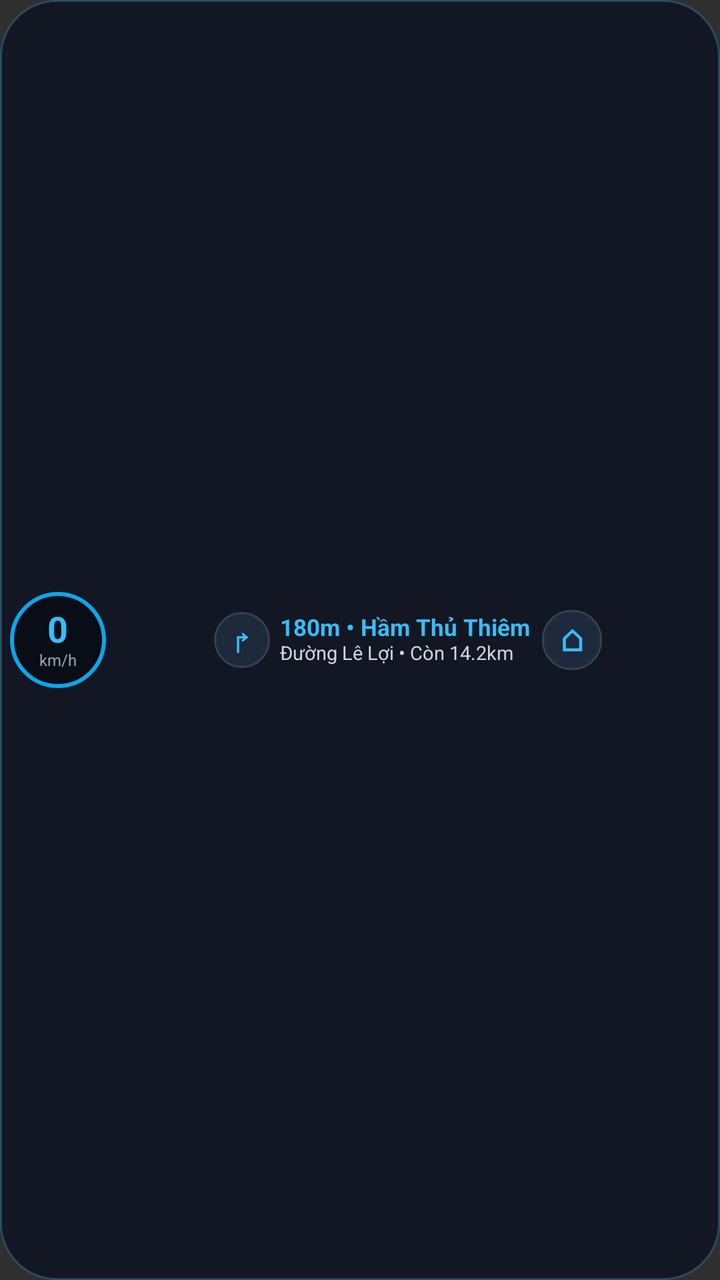
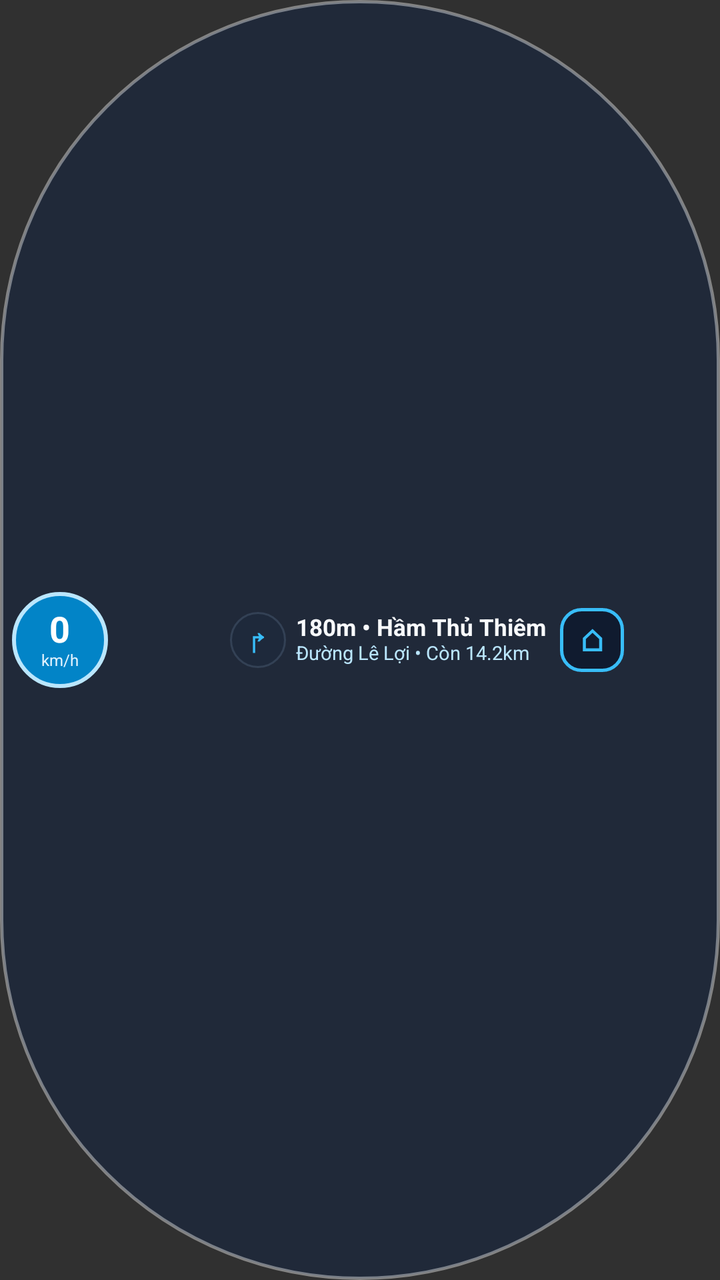

Compare the two renders of this Android layout. The source of the first and the diff that turns it into the second are given below.
<!-- AndroidManifest.xml: application theme Theme.AppCompat.NoActionBar -->
<!-- res/layout/layout_floating_bubble.xml -->
<?xml version="1.0" encoding="utf-8"?>
<LinearLayout xmlns:android="http://schemas.android.com/apk/res/android"
    android:id="@+id/rootBubbleContainer"
    android:layout_width="wrap_content"
    android:layout_height="wrap_content"
    android:background="@drawable/bg_bubble_pill"
    android:gravity="center_vertical"
    android:orientation="horizontal"
    android:paddingStart="5dp"
    android:paddingTop="5dp"
    android:paddingEnd="7dp"
    android:paddingBottom="5dp">

    
    <LinearLayout
        android:id="@+id/speedCircleContainer"
        android:layout_width="48dp"
        android:layout_height="48dp"
        android:background="@drawable/bg_speedometer_normal"
        android:gravity="center"
        android:orientation="vertical">

        <TextView
            android:id="@+id/tvCurrentSpeed"
            android:layout_width="wrap_content"
            android:layout_height="wrap_content"
            android:includeFontPadding="false"
            android:text="0"
            android:textColor="#38BDF8"
            android:textSize="18sp"
            android:textStyle="bold" />

        <TextView
            android:id="@+id/tvSpeedUnit"
            android:layout_width="wrap_content"
            android:layout_height="wrap_content"
            android:includeFontPadding="false"
            android:text="km/h"
            android:textColor="#94A3B8"
            android:textSize="8sp" />
    </LinearLayout>

    
    <FrameLayout
        android:id="@+id/signCircleContainer"
        android:layout_width="44dp"
        android:layout_height="44dp"
        android:layout_marginStart="4dp">

        <ImageView
            android:id="@+id/ivSpeedLimitSign"
            android:layout_width="44dp"
            android:layout_height="44dp"
            android:layout_gravity="center"
            android:contentDescription="Biển báo tốc độ giới hạn"
            android:scaleType="fitCenter" />
    </FrameLayout>

    
    <LinearLayout
        android:id="@+id/alertExpandPanel"
        android:layout_width="wrap_content"
        android:layout_height="wrap_content"
        android:layout_marginStart="6dp"
        android:gravity="center_vertical"
        android:orientation="horizontal"
        android:paddingEnd="4dp"
        android:visibility="visible">

        <ImageView
            android:id="@+id/ivUpcomingAlertIcon"
            android:layout_width="30dp"
            android:layout_height="30dp"
            android:layout_marginEnd="4dp"
            android:contentDescription="Biển báo phía trước"
            android:scaleType="fitCenter"
            android:visibility="gone" />

        <TextView
            android:id="@+id/tvBubbleManeuverBadge"
            android:layout_width="28dp"
            android:layout_height="28dp"
            android:layout_marginEnd="5dp"
            android:background="@drawable/bg_dashboard_card"
            android:gravity="center"
            android:includeFontPadding="false"
            android:text="↱"
            android:textColor="#38BDF8"
            android:textSize="16sp"
            android:textStyle="bold" />

        <LinearLayout
            android:id="@+id/alertTextContainer"
            android:layout_width="wrap_content"
            android:layout_height="wrap_content"
            android:orientation="vertical">

            <TextView
                android:id="@+id/tvUpcomingAlertDistance"
                android:layout_width="wrap_content"
                android:layout_height="wrap_content"
                android:ellipsize="end"
                android:includeFontPadding="false"
                android:maxWidth="165dp"
                android:maxLines="1"
                android:text="180m • Hầm Thủ Thiêm"
                android:textColor="#38BDF8"
                android:textSize="11.5sp"
                android:textStyle="bold" />

            <TextView
                android:id="@+id/tvUpcomingAlertName"
                android:layout_width="wrap_content"
                android:layout_height="wrap_content"
                android:ellipsize="end"
                android:includeFontPadding="false"
                android:maxWidth="165dp"
                android:maxLines="1"
                android:text="Đường Lê Lợi • Còn 14.2km"
                android:textColor="#CBD5E1"
                android:textSize="9.5sp" />
        </LinearLayout>

        <TextView
            android:id="@+id/btnBubbleBackHome"
            android:layout_width="30dp"
            android:layout_height="30dp"
            android:layout_marginStart="6dp"
            android:background="@drawable/bg_dashboard_card"
            android:gravity="center"
            android:text="⌂"
            android:textColor="#38BDF8"
            android:textSize="15sp"
            android:textStyle="bold" />
    </LinearLayout>

</LinearLayout>
<!-- resources referenced by this layout -->
<resources>
  <!-- drawable bg_bubble_pill (drawable) -->
  <?xml version="1.0" encoding="utf-8"?>
  <shape xmlns:android="http://schemas.android.com/apk/res/android"
      android:shape="rectangle">
      
      <solid android:color="#C80B1120" />
      <corners android:radius="28dp" />
      <stroke
          android:width="1dp"
          android:color="#4038BDF8" />
  </shape>
  <!-- drawable bg_dashboard_card (drawable) -->
  <?xml version="1.0" encoding="utf-8"?>
  <shape xmlns:android="http://schemas.android.com/apk/res/android"
      android:shape="rectangle">
      <solid android:color="#FF1E293B" />
      <corners android:radius="14dp" />
      <stroke
          android:width="1dp"
          android:color="#FF334155" />
  </shape>
  <!-- drawable bg_speedometer_normal (drawable) -->
  <?xml version="1.0" encoding="utf-8"?>
  <shape xmlns:android="http://schemas.android.com/apk/res/android"
      android:shape="oval">
      <solid android:color="#EE090D16" />
      <stroke
          android:width="2dp"
          android:color="#FF0EA5E9" />
  </shape>
</resources>

<!-- the commit's change to res/layout/layout_floating_bubble.xml (unified diff, before → after) -->
@@ -3,12 +3,12 @@
     android:id="@+id/rootBubbleContainer"
     android:layout_width="wrap_content"
     android:layout_height="wrap_content"
-    android:background="@drawable/bg_bubble_pill"
+    android:background="@drawable/bg_zestech_traffic_pill"
     android:gravity="center_vertical"
     android:orientation="horizontal"
-    android:paddingStart="5dp"
+    android:paddingStart="6dp"
     android:paddingTop="5dp"
-    android:paddingEnd="7dp"
+    android:paddingEnd="8dp"
     android:paddingBottom="5dp">
 
     
@@ -16,7 +16,7 @@
         android:id="@+id/speedCircleContainer"
         android:layout_width="48dp"
         android:layout_height="48dp"
-        android:background="@drawable/bg_speedometer_normal"
+        android:background="@drawable/bg_zestech_mic_circle"
         android:gravity="center"
         android:orientation="vertical">
 
@@ -26,7 +26,7 @@
             android:layout_height="wrap_content"
             android:includeFontPadding="false"
             android:text="0"
-            android:textColor="#38BDF8"
+            android:textColor="#FFFFFF"
             android:textSize="18sp"
             android:textStyle="bold" />
 
@@ -36,21 +36,21 @@
             android:layout_height="wrap_content"
             android:includeFontPadding="false"
             android:text="km/h"
-            android:textColor="#94A3B8"
+            android:textColor="#E0F2FE"
             android:textSize="8sp" />
     </LinearLayout>
 
     
     <FrameLayout
         android:id="@+id/signCircleContainer"
-        android:layout_width="44dp"
-        android:layout_height="44dp"
-        android:layout_marginStart="4dp">
+        android:layout_width="50dp"
+        android:layout_height="50dp"
+        android:layout_marginStart="5dp">
 
         <ImageView
             android:id="@+id/ivSpeedLimitSign"
-            android:layout_width="44dp"
-            android:layout_height="44dp"
+            android:layout_width="50dp"
+            android:layout_height="50dp"
             android:layout_gravity="center"
             android:contentDescription="Biển báo tốc độ giới hạn"
             android:scaleType="fitCenter" />
@@ -69,9 +69,9 @@
 
         <ImageView
             android:id="@+id/ivUpcomingAlertIcon"
-            android:layout_width="30dp"
-            android:layout_height="30dp"
-            android:layout_marginEnd="4dp"
+            android:layout_width="34dp"
+            android:layout_height="34dp"
+            android:layout_marginEnd="5dp"
             android:contentDescription="Biển báo phía trước"
             android:scaleType="fitCenter"
             android:visibility="gone" />
@@ -101,10 +101,10 @@
                 android:layout_height="wrap_content"
                 android:ellipsize="end"
                 android:includeFontPadding="false"
-                android:maxWidth="165dp"
+                android:maxWidth="175dp"
                 android:maxLines="1"
                 android:text="180m • Hầm Thủ Thiêm"
-                android:textColor="#38BDF8"
+                android:textColor="#F8FAFC"
                 android:textSize="11.5sp"
                 android:textStyle="bold" />
 
@@ -114,19 +114,19 @@
                 android:layout_height="wrap_content"
                 android:ellipsize="end"
                 android:includeFontPadding="false"
-                android:maxWidth="165dp"
+                android:maxWidth="175dp"
                 android:maxLines="1"
                 android:text="Đường Lê Lợi • Còn 14.2km"
-                android:textColor="#CBD5E1"
+                android:textColor="#BAE6FD"
                 android:textSize="9.5sp" />
         </LinearLayout>
 
         <TextView
             android:id="@+id/btnBubbleBackHome"
-            android:layout_width="30dp"
-            android:layout_height="30dp"
-            android:layout_marginStart="6dp"
-            android:background="@drawable/bg_dashboard_card"
+            android:layout_width="32dp"
+            android:layout_height="32dp"
+            android:layout_marginStart="7dp"
+            android:background="@drawable/bg_zestech_voice_btn"
             android:gravity="center"
             android:text="⌂"
             android:textColor="#38BDF8"
<!-- resource entries referenced after the edit -->
@@ -1,16 +1,5 @@
 <!-- resources referenced by this layout -->
 <resources>
-  <!-- drawable bg_bubble_pill (drawable) -->
-  <?xml version="1.0" encoding="utf-8"?>
-  <shape xmlns:android="http://schemas.android.com/apk/res/android"
-      android:shape="rectangle">
-      
-      <solid android:color="#C80B1120" />
-      <corners android:radius="28dp" />
-      <stroke
-          android:width="1dp"
-          android:color="#4038BDF8" />
-  </shape>
   <!-- drawable bg_dashboard_card (drawable) -->
   <?xml version="1.0" encoding="utf-8"?>
   <shape xmlns:android="http://schemas.android.com/apk/res/android"
@@ -21,14 +10,34 @@
           android:width="1dp"
           android:color="#FF334155" />
   </shape>
-  <!-- drawable bg_speedometer_normal (drawable) -->
+  <!-- drawable bg_zestech_mic_circle (drawable) -->
   <?xml version="1.0" encoding="utf-8"?>
   <shape xmlns:android="http://schemas.android.com/apk/res/android"
       android:shape="oval">
-      <solid android:color="#EE090D16" />
+      <solid android:color="#0284C7" />
       <stroke
           android:width="2dp"
-          android:color="#FF0EA5E9" />
+          android:color="#BAE6FD" />
+  </shape>
+  <!-- drawable bg_zestech_traffic_pill (drawable) -->
+  <?xml version="1.0" encoding="utf-8"?>
+  <shape xmlns:android="http://schemas.android.com/apk/res/android"
+      android:shape="rectangle">
+      <solid android:color="#D91E293B" />
+      <corners android:radius="999dp" />
+      <stroke
+          android:width="1.5dp"
+          android:color="#66FFFFFF" />
+  </shape>
+  <!-- drawable bg_zestech_voice_btn (drawable) -->
+  <?xml version="1.0" encoding="utf-8"?>
+  <shape xmlns:android="http://schemas.android.com/apk/res/android"
+      android:shape="rectangle">
+      <solid android:color="#CC0D182E" />
+      <corners android:radius="10dp" />
+      <stroke
+          android:width="1.5dp"
+          android:color="#38BDF8" />
   </shape>
 </resources>
 
